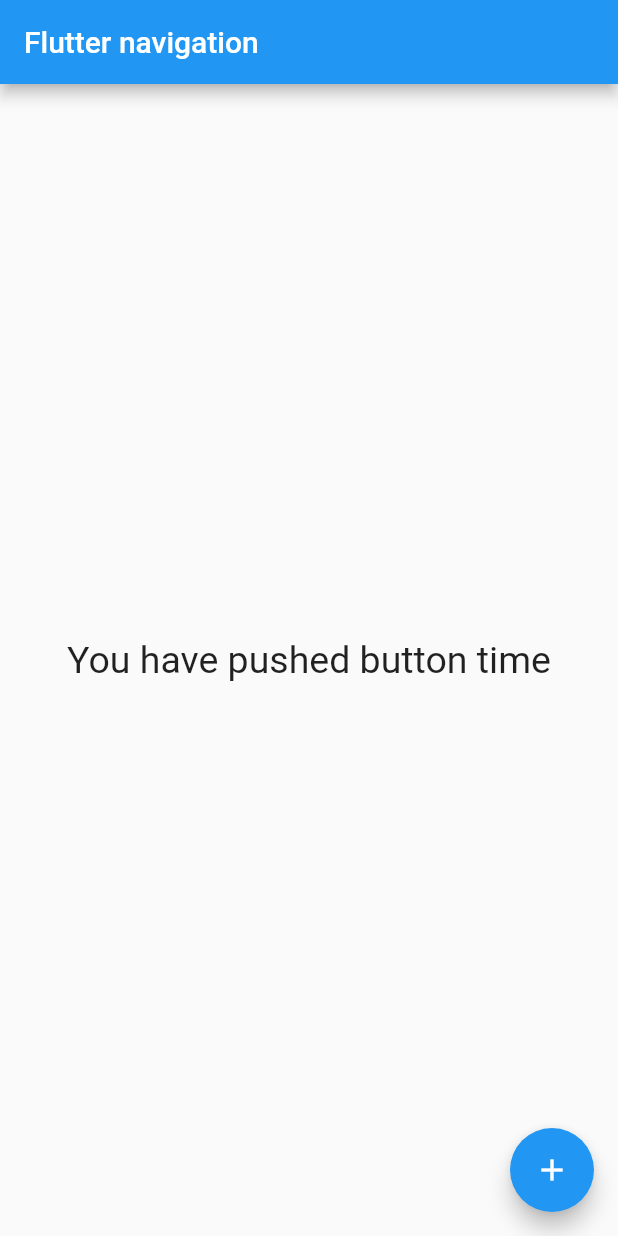
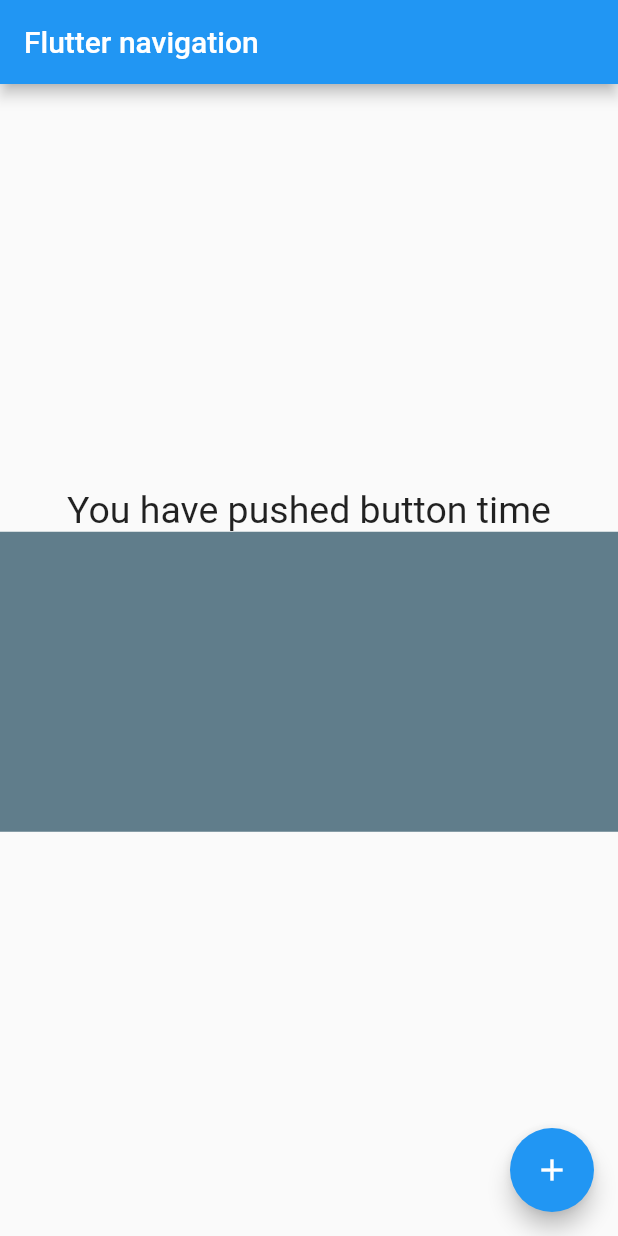
Before and after one commit to Nadil97/Flutter_Basic, a Flutter app: the screen it shows after launch, on a phone screen of 412 x 824 dp. Run offline on Flutter 3.47's test engine with Material 2 defaults, Android fonts, the phone set to English and light mode, and no system bars; our stand-ins replace device_preview.

```diff
--- a/flutter_basic3/lib/screens/homepage.dart
+++ b/flutter_basic3/lib/screens/homepage.dart
@@ -22,6 +22,10 @@
             "You have pushed button time",
             style: TextStyle(fontSize: 25.0),
           ),
+          Container(
+            height: 200.0,
+            color: Colors.blueGrey,
+          ),
         ]),
       ),
       floatingActionButton: FloatingActionButton(
```
